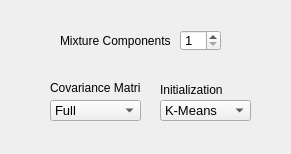
Old version of the form _AlgorithmsPlugins/GMM/paramsGMMcluster.ui in the repository b4silio/MLDemos.
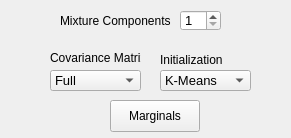
New version of the form.

Commit message: ADDED: GMM Marginal display window CHANGED: zoom limits in the display options

The edit to the form file:
```diff
--- a/_AlgorithmsPlugins/GMM/paramsGMMcluster.ui
+++ b/_AlgorithmsPlugins/GMM/paramsGMMcluster.ui
@@ -7,7 +7,7 @@
     <x>0</x>
     <y>0</y>
     <width>291</width>
-    <height>154</height>
+    <height>138</height>
    </rect>
   </property>
   <property name="windowTitle">
@@ -17,7 +17,7 @@
    <property name="geometry">
     <rect>
      <x>160</x>
-     <y>80</y>
+     <y>50</y>
      <width>71</width>
      <height>20</height>
     </rect>
@@ -35,7 +35,7 @@
    <property name="geometry">
     <rect>
      <x>180</x>
-     <y>30</y>
+     <y>10</y>
      <width>41</width>
      <height>21</height>
     </rect>
@@ -62,7 +62,7 @@
    <property name="geometry">
     <rect>
      <x>160</x>
-     <y>100</y>
+     <y>70</y>
      <width>91</width>
      <height>21</height>
     </rect>
@@ -101,7 +101,7 @@
    <property name="geometry">
     <rect>
      <x>50</x>
-     <y>78</y>
+     <y>48</y>
      <width>91</width>
      <height>20</height>
     </rect>
@@ -119,7 +119,7 @@
    <property name="geometry">
     <rect>
      <x>60</x>
-     <y>30</y>
+     <y>10</y>
      <width>111</width>
      <height>21</height>
     </rect>
@@ -137,7 +137,7 @@
    <property name="geometry">
     <rect>
      <x>50</x>
-     <y>100</y>
+     <y>70</y>
      <width>91</width>
      <height>21</height>
     </rect>
@@ -169,6 +169,24 @@
     </property>
    </item>
   </widget>
+  <widget class="QPushButton" name="marginalsButton">
+   <property name="geometry">
+    <rect>
+     <x>110</x>
+     <y>100</y>
+     <width>90</width>
+     <height>32</height>
+    </rect>
+   </property>
+   <property name="font">
+    <font>
+     <pointsize>9</pointsize>
+    </font>
+   </property>
+   <property name="text">
+    <string>Marginals</string>
+   </property>
+  </widget>
  </widget>
  <resources/>
  <connections/>
```
The commit also changes 15 other files.
